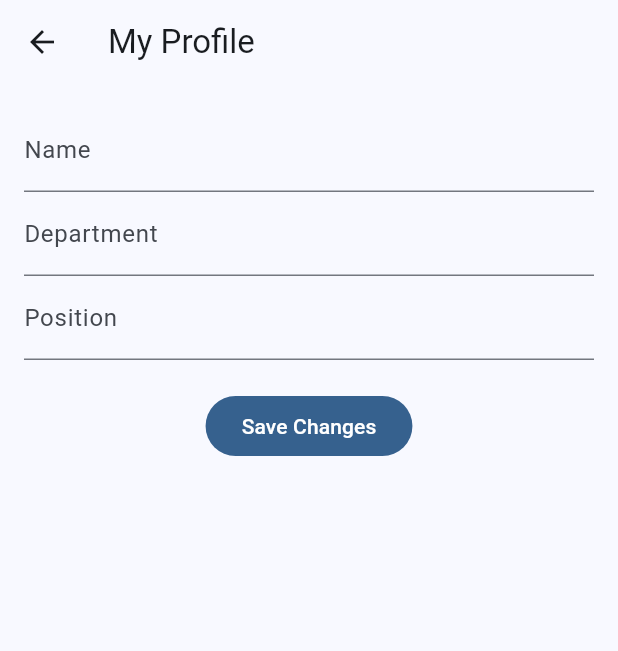
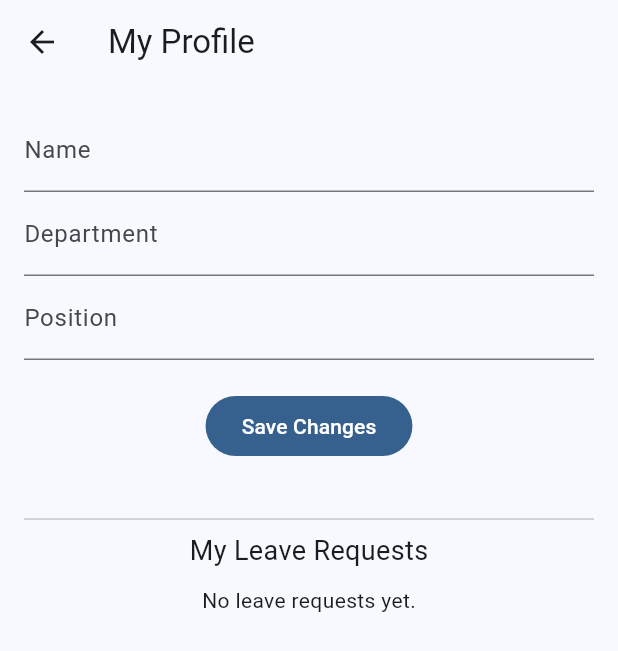
Before and after one commit to Sudad13/HRMS_app, a Flutter app: the DashboardScreen screen opened directly, after a tap on "My Profile", on a phone screen of 412 x 824 dp. Shown: the top 651 px of the screen. Run offline on Flutter 3.47's test engine with Material 3 defaults, Android fonts, the phone set to English and light mode, and no system bars; our stand-ins replace flutter_dotenv, supabase_flutter; accounts and stored records are empty; network calls fail.

Commit message:
admin features implemented

```diff
--- a/lib/screens/auth_screen.dart
+++ b/lib/screens/auth_screen.dart
@@ -51,7 +51,9 @@ class _AuthScreenState extends State<AuthScreen> {
             'name': userEmail,
             'department': 'General',
             'position': 'Employee',
+            'role': 'employee', // 👈 add this
           });
+
         }
 
         // Go to Dashboard
--- a/lib/screens/dashboard_screen.dart
+++ b/lib/screens/dashboard_screen.dart
@@ -1,115 +1,57 @@
-// import 'package:flutter/material.dart';
-// import 'package:supabase_flutter/supabase_flutter.dart';
-// import 'employee_list_screen.dart';
-// import '../features/attendance/presentation/attendance_screen.dart';
-// import 'auth_screen.dart';
-//
-// class DashboardScreen extends StatelessWidget {
-//   const DashboardScreen({super.key});
-//
-//   @override
-//   Widget build(BuildContext context) {
-//     return Scaffold(
-//       appBar: AppBar(
-//         title: const Text('HRMS Dashboard'),
-//       ),
-//       body: Padding(
-//         padding: const EdgeInsets.all(16.0),
-//         child: GridView.count(
-//           crossAxisCount: 2,
-//           crossAxisSpacing: 16,
-//           mainAxisSpacing: 16,
-//           children: [
-//             _DashboardCard(
-//               icon: Icons.people,
-//               label: 'Employees',
-//               onTap: () {
-//                 Navigator.push(
-//                   context,
-//                   MaterialPageRoute(
-//                     builder: (_) => const EmployeeListScreen(),
-//                   ),
-//                 );
-//               },
-//             ),
-//             _DashboardCard(
-//               icon: Icons.access_time,
-//               label: 'Attendance',
-//               onTap: () {
-//                 Navigator.push(
-//                   context,
-//                   MaterialPageRoute(
-//                     builder: (_) => const AttendanceScreen(),
-//                   ),
-//                 );
-//               },
-//             ),
-//             IconButton(
-//               icon: Icon(Icons.logout),
-//               onPressed: () async {
-//                 await Supabase.instance.client.auth.signOut();
-//                 if (context.mounted) {
-//                   Navigator.pushReplacement(
-//                     context,
-//                     MaterialPageRoute(builder: (_) => const AuthScreen()),
-//                   );
-//                 }
-//               },
-//             )
-//
-//             // Add more cards for future features here
-//           ],
-//         ),
-//       ),
-//     );
-//   }
-// }
-//
-// class _DashboardCard extends StatelessWidget {
-//   final IconData icon;
-//   final String label;
-//   final VoidCallback onTap;
-//
-//   const _DashboardCard({
-//     required this.icon,
-//     required this.label,
-//     required this.onTap,
-//   });
-//
-//   @override
-//   Widget build(BuildContext context) {
-//     return GestureDetector(
-//       onTap: onTap,
-//       child: Card(
-//         elevation: 4,
-//         shape: RoundedRectangleBorder(borderRadius: BorderRadius.circular(12)),
-//         child: Center(
-//           child: Column(
-//             mainAxisSize: MainAxisSize.min,
-//             children: [
-//               Icon(icon, size: 48, color: Colors.blue),
-//               const SizedBox(height: 8),
-//               Text(label, style: const TextStyle(fontSize: 16)),
-//             ],
-//           ),
-//         ),
-//       ),
-//     );
-//   }
-// }
 import 'package:flutter/material.dart';
 import 'package:supabase_flutter/supabase_flutter.dart';
+
 import 'auth_screen.dart';
-import '../features/attendance/presentation/attendance_screen.dart';
+import 'package:hrms_app/features/attendance/presentation/attendance_screen.dart';
 import 'attendance_history_screen.dart';
+import 'leave_approval_screen.dart';
+import 'leave_request_screen.dart';
 import 'profile_screen.dart';
+import 'manage_employees_screen.dart';
 
-class DashboardScreen extends StatelessWidget {
+class DashboardScreen extends StatefulWidget {
   const DashboardScreen({super.key});
 
-  void _logout(BuildContext context) async {
-    await Supabase.instance.client.auth.signOut();
-    if (context.mounted) {
+  @override
+  State<DashboardScreen> createState() => _DashboardScreenState();
+}
+
+class _DashboardScreenState extends State<DashboardScreen> {
+  final supabase = Supabase.instance.client;
+  String? role;
+  bool _loading = true;
+
+  @override
+  void initState() {
+    super.initState();
+    _loadUserRole();
+  }
+
+  Future<void> _loadUserRole() async {
+    final userId = supabase.auth.currentUser?.id;
+    if (userId == null) {
+      setState(() {
+        role = 'unknown';
+        _loading = false;
+      });
+      return;
+    }
+
+    final data = await supabase
+        .from('employees')
+        .select('role')
+        .eq('id', userId)
+        .maybeSingle();
+
+    setState(() {
+      role = data?['role'] ?? 'employee';
+      _loading = false;
+    });
+  }
+
+  void _logout() async {
+    await supabase.auth.signOut();
+    if (mounted) {
       Navigator.pushReplacement(
         context,
         MaterialPageRoute(builder: (_) => const AuthScreen()),
@@ -119,7 +61,13 @@ class DashboardScreen extends StatelessWidget {
 
   @override
   Widget build(BuildContext context) {
-    final user = Supabase.instance.client.auth.currentUser;
+    if (_loading) {
+      return const Scaffold(
+        body: Center(child: CircularProgressIndicator()),
+      );
+    }
+
+    final user = supabase.auth.currentUser;
 
     return Scaffold(
       appBar: AppBar(
@@ -127,7 +75,7 @@ class DashboardScreen extends StatelessWidget {
         actions: [
           IconButton(
             icon: const Icon(Icons.logout),
-            onPressed: () => _logout(context),
+            onPressed: _logout,
             tooltip: 'Logout',
           ),
         ],
@@ -137,25 +85,41 @@ class DashboardScreen extends StatelessWidget {
         child: Column(
           mainAxisAlignment: MainAxisAlignment.center,
           children: [
-            Text('Welcome ${user?.email ?? "User"}', style: Theme.of(context).textTheme.titleLarge),
+            Text(
+              'Welcome, ${user?.email ?? 'User'}!',
+              style: Theme.of(context).textTheme.titleLarge,
+            ),
             const SizedBox(height: 30),
 
             FilledButton.icon(
               icon: const Icon(Icons.access_time),
               label: const Text('Check In / Out'),
               onPressed: () {
-                Navigator.push(context,
-                    MaterialPageRoute(builder: (_) => const AttendanceScreen()));
+                Navigator.push(
+                  context,
+                  MaterialPageRoute(builder: (_) => const AttendanceScreen()),
+                );
               },
             ),
             const SizedBox(height: 12),
+            FilledButton.icon(
+              icon: const Icon(Icons.edit_calendar),
+              label: const Text('Request Leave'),
+              onPressed: () {
+                Navigator.push(context,
+                    MaterialPageRoute(builder: (_) => const LeaveRequestScreen()));
+              },
+            ),
 
+            const SizedBox(height: 12),
             FilledButton.icon(
               icon: const Icon(Icons.history),
               label: const Text('Attendance History'),
               onPressed: () {
-                Navigator.push(context,
-                    MaterialPageRoute(builder: (_) => const AttendanceHistoryScreen()));
+                Navigator.push(
+                  context,
+                  MaterialPageRoute(builder: (_) => const AttendanceHistoryScreen()),
+                );
               },
             ),
             const SizedBox(height: 12),
@@ -164,12 +128,41 @@ class DashboardScreen extends StatelessWidget {
               icon: const Icon(Icons.person),
               label: const Text('My Profile'),
               onPressed: () {
-                Navigator.push(context,
-                    MaterialPageRoute(builder: (_) => const ProfileScreen()));
+                Navigator.push(
+                  context,
+                  MaterialPageRoute(builder: (_) => const ProfileScreen()),
+                );
               },
             ),
 
-            // Future: Admin-only section here
+            if (role == 'admin') ...[
+              const SizedBox(height: 30),
+              const Divider(),
+              const SizedBox(height: 10),
+              Text('Admin Panel', style: Theme.of(context).textTheme.titleMedium),
+              const SizedBox(height: 10),
+
+              FilledButton.icon(
+                icon: const Icon(Icons.manage_accounts),
+                label: const Text('Manage Employees'),
+                onPressed: () {
+                  Navigator.push(
+                    context,
+                    MaterialPageRoute(builder: (_) => const ManageEmployeesScreen()),
+                  );
+                },
+              ),
+
+              FilledButton.icon(
+                icon: const Icon(Icons.request_page),
+                label: const Text('Approve Leave Requests'),
+                onPressed: () {
+                  Navigator.push(context,
+                      MaterialPageRoute(builder: (_) => const LeaveApprovalScreen()));
+                },
+              ),
+
+            ],
           ],
         ),
       ),
--- a/lib/screens/profile_screen.dart
+++ b/lib/screens/profile_screen.dart
@@ -14,6 +14,19 @@ class _ProfileScreenState extends State<ProfileScreen> {
   final _departmentController = TextEditingController();
   final _positionController = TextEditingController();
   bool _loading = true;
+
+  Future<List<dynamic>> _fetchMyLeaveRequests() async {
+    final userId = supabase.auth.currentUser?.id;
+    if (userId == null) return [];
+
+    final result = await supabase
+        .from('leave_requests')
+        .select()
+        .eq('employee_id', userId)
+        .order('created_at', ascending: false);
+    return result;
+  }
+
 
   Future<void> _loadProfile() async {
     final user = supabase.auth.currentUser!;
@@ -57,16 +70,70 @@ class _ProfileScreenState extends State<ProfileScreen> {
           ? const Center(child: CircularProgressIndicator())
           : Padding(
         padding: const EdgeInsets.all(16.0),
-        child: Column(
-          children: [
-            TextField(controller: _nameController, decoration: const InputDecoration(labelText: 'Name')),
-            TextField(controller: _departmentController, decoration: const InputDecoration(labelText: 'Department')),
-            TextField(controller: _positionController, decoration: const InputDecoration(labelText: 'Position')),
-            const SizedBox(height: 20),
-            FilledButton(onPressed: _updateProfile, child: const Text('Save Changes')),
-          ],
+        child: SingleChildScrollView(
+          child: Column(
+            children: [
+              TextField(
+                controller: _nameController,
+                decoration: const InputDecoration(labelText: 'Name'),
+              ),
+              TextField(
+                controller: _departmentController,
+                decoration: const InputDecoration(labelText: 'Department'),
+              ),
+              TextField(
+                controller: _positionController,
+                decoration: const InputDecoration(labelText: 'Position'),
+              ),
+              const SizedBox(height: 20),
+              FilledButton(
+                onPressed: _updateProfile,
+                child: const Text('Save Changes'),
+              ),
+              const SizedBox(height: 30),
+              const Divider(),
+              const Text('My Leave Requests', style: TextStyle(fontSize: 18)),
+              const SizedBox(height: 10),
+              FutureBuilder(
+                future: _fetchMyLeaveRequests(),
+                builder: (context, snapshot) {
+                  if (snapshot.connectionState == ConnectionState.waiting) {
+                    return const Center(child: CircularProgressIndicator());
+                  }
+                  final requests = snapshot.data ?? [];
+                  if (requests.isEmpty) {
+                    return const Text('No leave requests yet.');
+                  }
+
+                  return ListView.builder(
+                    shrinkWrap: true,
+                    physics: const NeverScrollableScrollPhysics(),
+                    itemCount: requests.length,
+                    itemBuilder: (context, index) {
+                      final req = requests[index];
+                      return ListTile(
+                        title: Text('${req['start_date']} ➝ ${req['end_date']}'),
+                        subtitle: Text(req['reason'] ?? ''),
+                        trailing: Text(
+                          req['status'],
+                          style: TextStyle(
+                            color: req['status'] == 'Approved'
+                                ? Colors.green
+                                : req['status'] == 'Rejected'
+                                ? Colors.red
+                                : Colors.orange,
+                          ),
+                        ),
+                      );
+                    },
+                  );
+                },
+              ),
+            ],
+          ),
         ),
       ),
     );
   }
+
 }
```
Also changed, not shown: lib/screens/leave_approval_screen.dart (added, +83 -0 lines), lib/screens/leave_request_screen.dart (added, +86 -0 lines), lib/screens/manage_employees_screen.dart (added, +192 -0 lines).
